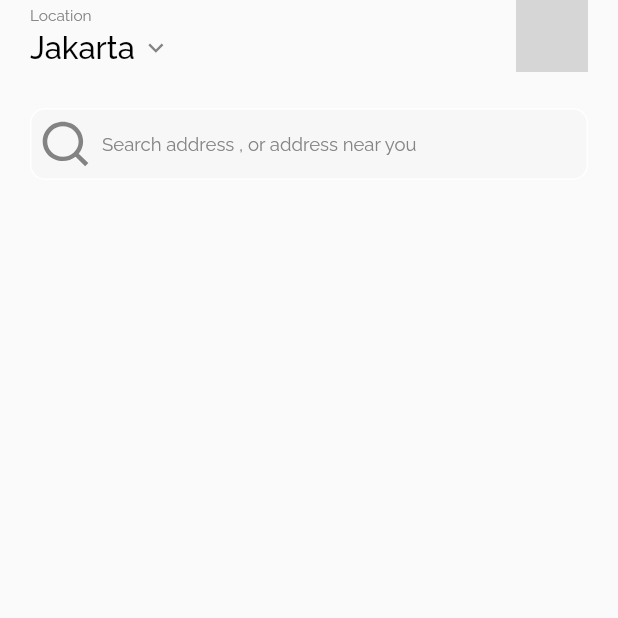
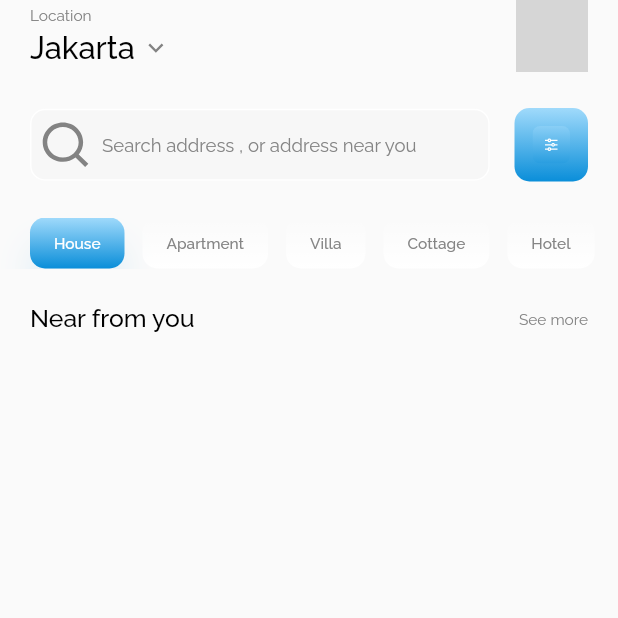
Before and after one commit to Decode749/home_rent_app, a Flutter app: the HomePage screen opened directly, on a phone screen of 412 x 824 dp, the top half of it. Run offline on Flutter 3.47's test engine with Material 2 defaults, Android fonts, the phone set to English and light mode, and no system bars; our stand-ins replace flutter_svg, google_fonts; statements that could not run were skipped; grey boxes are pictures that could not be loaded.

Commit message:
covered enough , will complete one page today

```diff
--- a/lib/page/home_page.dart
+++ b/lib/page/home_page.dart
@@ -13,6 +13,8 @@ class HomePage extends StatefulWidget {
 
 class _HomePageState extends State<HomePage> {
   List<String> catagories = ["House", "Apartment", "Villa", "Cottage", "Hotel"];
+
+  int current = 0;
 
   @override
   Widget build(BuildContext context) {
@@ -75,7 +77,7 @@ class _HomePageState extends State<HomePage> {
                       child: TextField(
                     style: kRalewayRegular.copyWith(
                       color: kBlack,
-                        fontSize: SizeConfig.blockSizeHorizontal!*3,
+                      fontSize: SizeConfig.blockSizeHorizontal! * 3,
                     ),
                     controller: TextEditingController(),
                     decoration: InputDecoration(
@@ -91,16 +93,114 @@ class _HomePageState extends State<HomePage> {
                       enabledBorder: kInputBorder,
                       hintStyle: kRalewayRegular.copyWith(
                         color: kGrey85,
-                          fontSize: SizeConfig.blockSizeHorizontal!*3,
+                        fontSize: SizeConfig.blockSizeHorizontal! * 3,
                       ),
                       filled: true,
                       fillColor: kWhiteF7,
                     ),
-                    )
+                  )),
+                  SizedBox(
+                    width: SizeConfig.blockSizeHorizontal! * 4,
+                  ),
+                  Container(
+                    height: 49,
+                    width: 49,
+                    padding: const EdgeInsets.all(12),
+                    decoration: BoxDecoration(
+                      borderRadius: BorderRadius.circular(kBorderRadius10),
+                      gradient: kLinearGradientBlue,
+                    ),
+                    child: SvgPicture.asset('assets/icon_filter.svg'),
                   )
                 ],
               ),
-            )
+            ),
+            const SizedBox(
+              height: kPadding24,
+            ),
+            SizedBox(
+              width: double.infinity,
+              height: 34,
+              child: ListView.builder(
+                physics: const BouncingScrollPhysics(),
+                itemCount: catagories.length,
+                scrollDirection: Axis.horizontal,
+                itemBuilder: (context, index) {
+                  return GestureDetector(
+                    onTap: () {
+                      setState(() {
+                        current = index;
+                      });
+                    },
+                    child: Container(
+                      margin: EdgeInsets.only(
+                        left: index == 0 ? kPadding20 : 12,
+                        right: index == catagories.length - 1 ? kPadding20 : 0,
+                      ),
+                      padding: const EdgeInsets.symmetric(
+                        horizontal: kPadding16,
+                      ),
+                      height: 34,
+                      decoration: BoxDecoration(
+                        boxShadow: [
+                          BoxShadow(
+                            spreadRadius: 0,
+                            offset: const Offset(0, 18),
+                            blurRadius: 18,
+                            color: current == index
+                                ? kBlue.withOpacity(0.1)
+                                : kBlue.withOpacity(0),
+                          ),
+                        ],
+                        gradient: current == index
+                            ? kLinearGradientBlue
+                            : kLinearGradientWhite,
+                        borderRadius: BorderRadius.circular(kBorderRadius10),
+                      ),
+                      child: Center(
+                        child: Text(
+                          catagories[index],
+                          style: kRalewayMedium.copyWith(
+                            color: current == index ? kWhite : kGrey85,
+                            fontSize: SizeConfig.blockSizeHorizontal! * 2.5,
+                          ),
+                        ),
+                      ),
+                    ),
+                  );
+                },
+              ),
+            ),
+            const SizedBox(
+              height: kPadding24,
+            ),
+            Padding(
+              padding: const EdgeInsets.symmetric(
+                horizontal: kPadding20,
+              ),
+              child: Row(
+                mainAxisAlignment: MainAxisAlignment.spaceBetween,
+                children: [
+                  Text(
+                    'Near from you',
+                    style: kRalewayMedium.copyWith(
+                      color: kBlack,
+                      fontSize: SizeConfig.blockSizeHorizontal! * 4,
+                    ),
+                  ),
+                  Text(
+                    'See more',
+                    style: kRalewayRegular.copyWith(
+                      color: kGrey85,
+                      fontSize: SizeConfig.blockSizeHorizontal! * 2.5,
+                    ),
+                  ),
+                ],
+              ),
+            ),
+            const SizedBox(
+              height: kPadding24,
+            ),
           ],
         ),
       )),
```
Also changed, not shown: assets/icon_filter.svg (added). Lines whose indentation alone changed are shown as unchanged.
